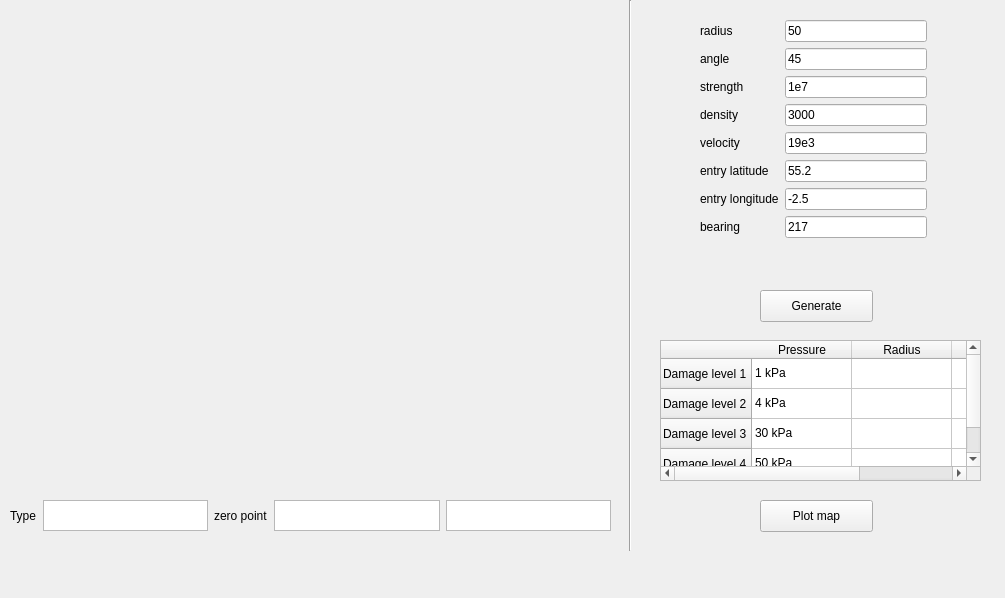
Before: the Qt Designer form Deep-Impact-main/ui/deepimpack_UI.ui in randorthemighty/Space-Brigade, drawn with Qt 5.
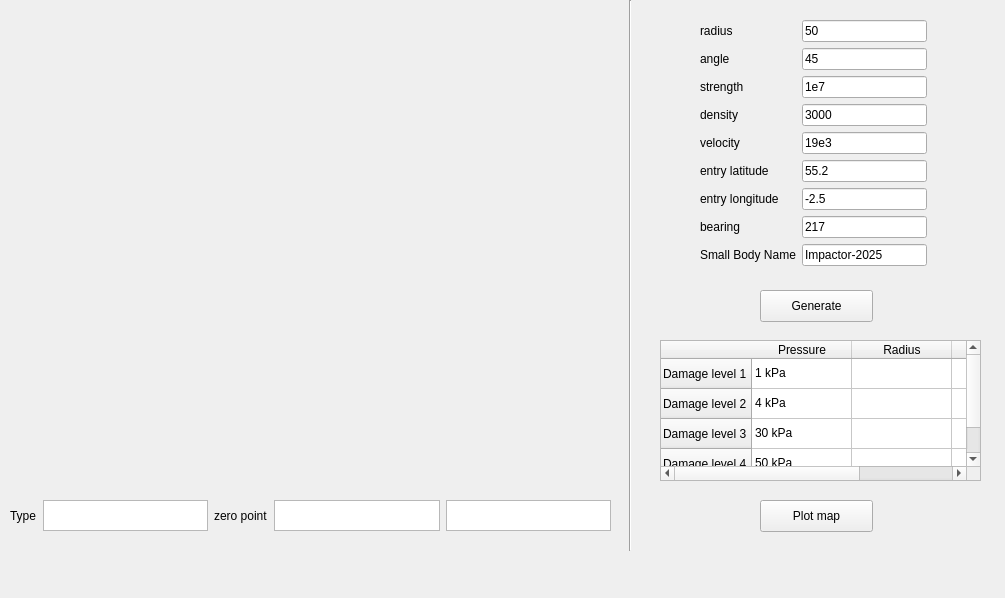
After: the same form once the commit is applied.

Commit message: added placement for the dropdown menu in deepimpack_UI.ui started dropdown menue fcn to take user imput

```diff
--- a/Deep-Impact-main/ui/deepimpack_UI.ui
+++ b/Deep-Impact-main/ui/deepimpack_UI.ui
@@ -152,6 +152,20 @@
        </property>
       </widget>
      </item>
+     <item row="8" column="0">
+        <widget class="QLabel" name="label_9">
+         <property name="text">
+            <string>Small Body Name</string>
+         </property>
+        </widget>
+     </item>
+     <item row="8" column="1">
+        <widget class="QLineEdit" name="Small body name">
+         <property name="text">
+            <string>Impactor-2025</string>
+         </property>
+        </widget>
+     </item>
     </layout>
    </widget>
    <widget class="QTableWidget" name="table">
```
The commit also changes 2 other files.
